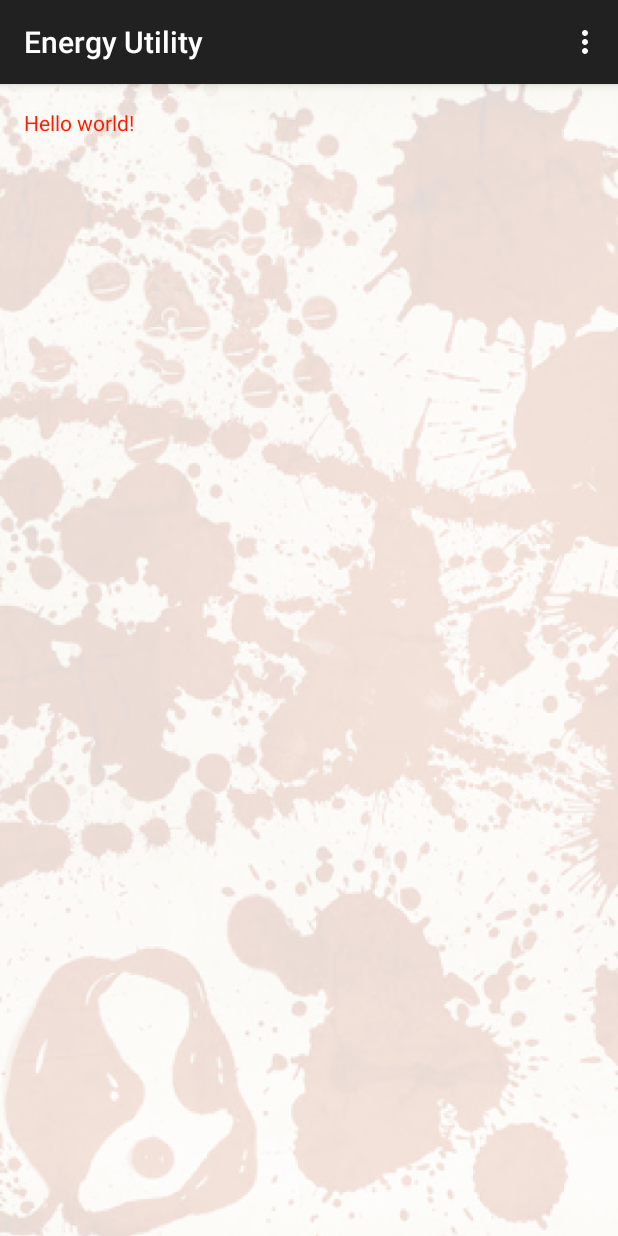
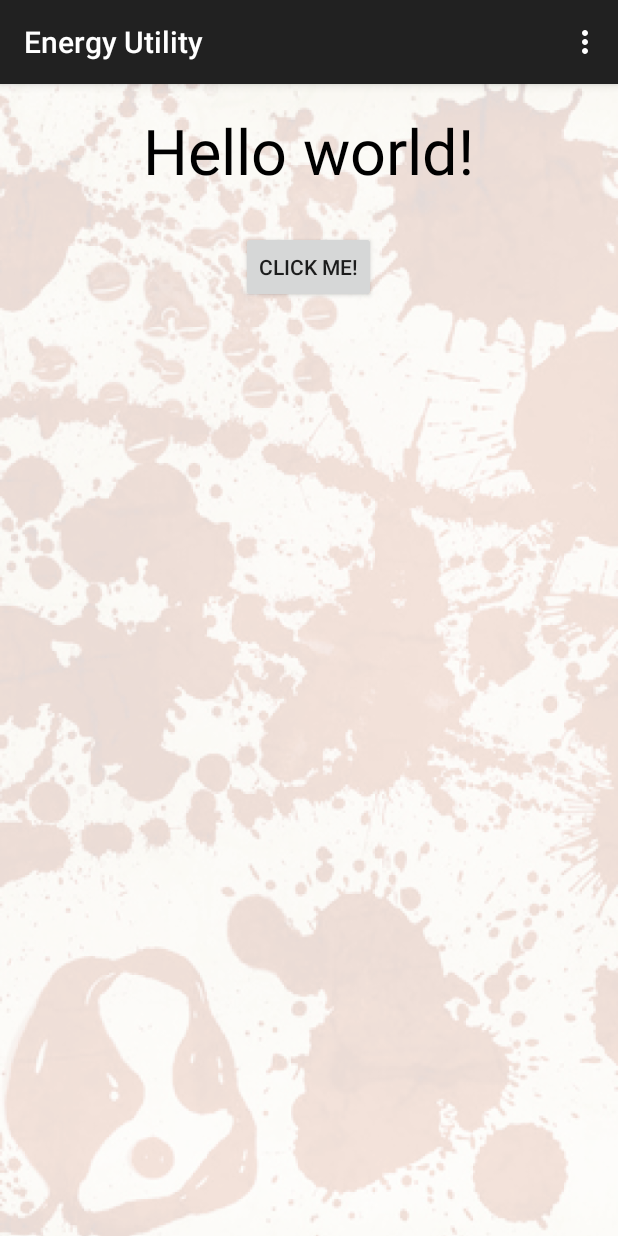
Before and after one commit to TidalWings/Energy_Utility, an Android app: the screen it shows after launch (MainActivity), on a phone screen of 412 x 824 dp. Run offline under Robolectric (Android 15) with nearby library versions, the phone set to English and light mode, and no system bars.

Commit message:
Added "Click Me!" Button, Changed "Hello World!" to Center, Black Font, and changed Font size.
Added "Button1" Text.

```diff
--- a/app/src/main/res/layout/activity_main.xml
+++ b/app/src/main/res/layout/activity_main.xml
@@ -1,13 +1,29 @@
 <RelativeLayout xmlns:android="http://schemas.android.com/apk/res/android"
-    xmlns:tools="http://schemas.android.com/tools" android:layout_width="match_parent"
-    android:layout_height="match_parent" android:paddingLeft="@dimen/activity_horizontal_margin"
+    xmlns:tools="http://schemas.android.com/tools"
+    android:layout_width="match_parent"
+    android:layout_height="match_parent"
+    android:paddingLeft="@dimen/activity_horizontal_margin"
     android:paddingRight="@dimen/activity_horizontal_margin"
     android:paddingTop="@dimen/activity_vertical_margin"
     android:paddingBottom="@dimen/activity_vertical_margin" tools:context=".MainActivity"
     android:background="@drawable/SplatterBackground">
 
-    <TextView android:text="@string/hello_world" android:layout_width="wrap_content"
+    <TextView
+        android:text="@string/hello_world"
+        android:textSize="42sp"
+        android:layout_width="wrap_content"
         android:layout_height="wrap_content"
-        android:textColor="#ffff1b00" />
+        android:layout_centerHorizontal="true"
+        android:id="@+id/textView"
+        android:textColor="#000000" />
+
+    <Button
+        android:layout_width="wrap_content"
+        android:layout_height="wrap_content"
+        android:text="@string/button1_text"
+        android:id="@+id/firstButton"
+        android:layout_marginTop="25dp"
+        android:layout_below="@+id/textView"
+        android:layout_centerHorizontal="true" />
 
 </RelativeLayout>
--- a/app/src/main/res/values/strings.xml
+++ b/app/src/main/res/values/strings.xml
@@ -4,5 +4,5 @@
     <string name="app_name">Energy Utility</string>
     <string name="hello_world">Hello world!</string>
     <string name="action_settings">Settings</string>
-
+    <string name="button1_text">Click Me!</string>
 </resources>
```
